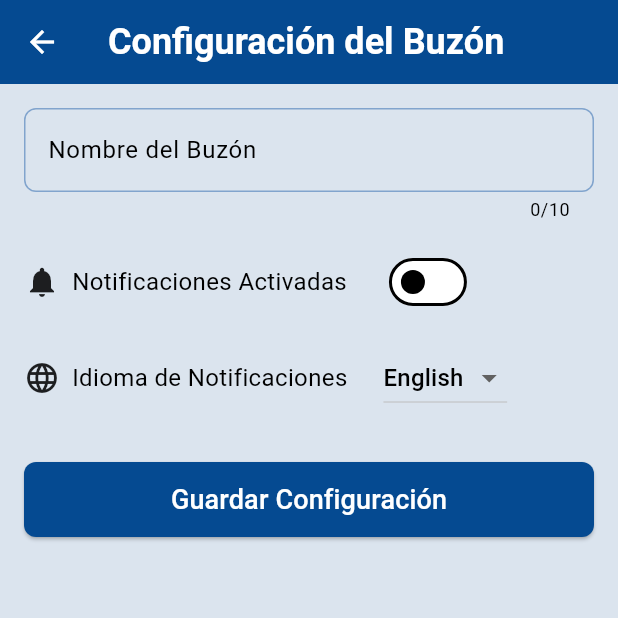
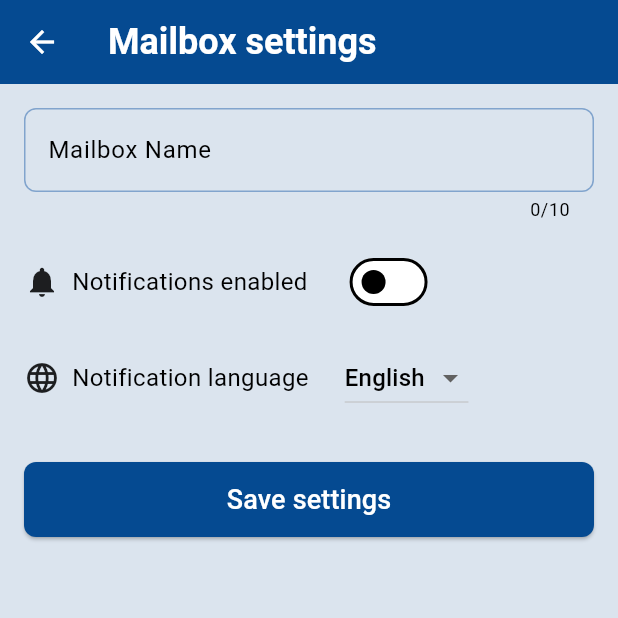
Before and after one commit to danielorviz/IntelligentMailbox, a Flutter app: the MailboxSettingsScreen screen opened directly with empty values, on a phone screen of 412 x 824 dp, the top half of it. Run offline on Flutter 3.47's test engine with Material 3 defaults, Android fonts, the phone set to English and light mode, and no system bars; our stand-ins replace firebase_auth, firebase_core, firebase_database, firebase_messaging, fl_chart, google_sign_in and 2 more; missing offline and left inert: flutter_nfc_kit, wifi_iot, wifi_scan; accounts and stored records are empty.

Commit message:
Internacionalizar pantalla settings

```diff
--- a/intelligent_mailbox_app/lib/l10n/app_en.arb
+++ b/intelligent_mailbox_app/lib/l10n/app_en.arb
@@ -202,5 +202,14 @@
           "type": "String"
         }
     }
-  }
+  },
+
+  "mailboxSettingsTitle": "Mailbox settings",
+  "mailboxNameLabel": "Mailbox Name",
+  "mailboxNameHint": "Please enter a name",
+  "notificationsEnabledLabel": "Notifications enabled",
+  "notificationLanguageLabel": "Notification language",
+  "saveSettingsButton": "Save settings",
+  "settingsSavedSuccess": "Settings saved successfully",
+  "settingsSavedError": "Error saving settings"
 }
--- a/intelligent_mailbox_app/lib/l10n/app_localizations.dart
+++ b/intelligent_mailbox_app/lib/l10n/app_localizations.dart
@@ -1054,6 +1054,54 @@ abstract class AppLocalizations {
   /// In en, this message translates to:
   /// **'{lang, select, es{Spanish} en{English} other{English}}'**
   String language(String lang);
+
+  /// No description provided for @mailboxSettingsTitle.
+  ///
+  /// In en, this message translates to:
+  /// **'Mailbox settings'**
+  String get mailboxSettingsTitle;
+
+  /// No description provided for @mailboxNameLabel.
+  ///
+  /// In en, this message translates to:
+  /// **'Mailbox Name'**
+  String get mailboxNameLabel;
+
+  /// No description provided for @mailboxNameHint.
+  ///
+  /// In en, this message translates to:
+  /// **'Please enter a name'**
+  String get mailboxNameHint;
+
+  /// No description provided for @notificationsEnabledLabel.
+  ///
+  /// In en, this message translates to:
+  /// **'Notifications enabled'**
+  String get notificationsEnabledLabel;
+
+  /// No description provided for @notificationLanguageLabel.
+  ///
+  /// In en, this message translates to:
+  /// **'Notification language'**
+  String get notificationLanguageLabel;
+
+  /// No description provided for @saveSettingsButton.
+  ///
+  /// In en, this message translates to:
+  /// **'Save settings'**
+  String get saveSettingsButton;
+
+  /// No description provided for @settingsSavedSuccess.
+  ///
+  /// In en, this message translates to:
+  /// **'Settings saved successfully'**
+  String get settingsSavedSuccess;
+
+  /// No description provided for @settingsSavedError.
+  ///
+  /// In en, this message translates to:
+  /// **'Error saving settings'**
+  String get settingsSavedError;
 }
 
 class _AppLocalizationsDelegate extends LocalizationsDelegate<AppLocalizations> {
--- a/intelligent_mailbox_app/lib/l10n/app_localizations_en.dart
+++ b/intelligent_mailbox_app/lib/l10n/app_localizations_en.dart
@@ -533,4 +533,28 @@ class AppLocalizationsEn extends AppLocalizations {
     );
     return '$_temp0';
   }
+
+  @override
+  String get mailboxSettingsTitle => 'Mailbox settings';
+
+  @override
+  String get mailboxNameLabel => 'Mailbox Name';
+
+  @override
+  String get mailboxNameHint => 'Please enter a name';
+
+  @override
+  String get notificationsEnabledLabel => 'Notifications enabled';
+
+  @override
+  String get notificationLanguageLabel => 'Notification language';
+
+  @override
+  String get saveSettingsButton => 'Save settings';
+
+  @override
+  String get settingsSavedSuccess => 'Settings saved successfully';
+
+  @override
+  String get settingsSavedError => 'Error saving settings';
 }
--- a/intelligent_mailbox_app/lib/pages/configuration/mailbox_settings.dart
+++ b/intelligent_mailbox_app/lib/pages/configuration/mailbox_settings.dart
@@ -20,10 +20,10 @@ class _MailboxSettingsScreenState extends State<MailboxSettingsScreen> {
   final TextEditingController _nameController = TextEditingController();
   final _formKey = GlobalKey<FormState>();
   bool _notificationsEnabled = false;
+  String _selectedLanguage = Constants.languageDefault;
   final MailboxService mailboxService = MailboxService();
   final NotificationService notificationService = NotificationService();
   String? _mailboxId;
-  String _selectedLanguage = Constants.languageDefault;
 
   @override
   void initState() {
@@ -60,7 +60,7 @@ class _MailboxSettingsScreenState extends State<MailboxSettingsScreen> {
     if (_mailboxId == null) {
       return;
     }
-    if(!_formKey.currentState!.validate()) {
+    if (!_formKey.currentState!.validate()) {
       return;
     }
     final prefs = Provider.of<PreferencesProvider>(context, listen: false);
@@ -76,17 +76,25 @@ class _MailboxSettingsScreenState extends State<MailboxSettingsScreen> {
         _mailboxId!,
         _notificationsEnabled,
       );
-      await mailboxService.saveSettings(_mailboxId!, _nameController.text, _selectedLanguage);
+      await mailboxService.saveSettings(
+        _mailboxId!,
+        _nameController.text,
+        _selectedLanguage,
+      );
       if (mounted) {
         Navigator.pop(context);
         ScaffoldMessenger.of(context).showSnackBar(
-          const SnackBar(content: Text('Configuración guardada exitosamente')),
+          SnackBar(
+            content: Text(AppLocalizations.of(context)!.settingsSavedSuccess),
+          ),
         );
       }
     } catch (error) {
       if (mounted) {
         ScaffoldMessenger.of(context).showSnackBar(
-          SnackBar(content: Text('Error al guardar la configuración')),
+          SnackBar(
+            content: Text(AppLocalizations.of(context)!.settingsSavedError),
+          ),
         );
       }
     }
@@ -95,7 +103,9 @@ class _MailboxSettingsScreenState extends State<MailboxSettingsScreen> {
   @override
   Widget build(BuildContext context) {
     return Scaffold(
-      appBar: AppBar(title: const Text('Configuración del Buzón')),
+      appBar: AppBar(
+        title: Text(AppLocalizations.of(context)!.mailboxSettingsTitle),
+      ),
       body: Padding(
         padding: const EdgeInsets.all(16.0),
         child: SingleChildScrollView(
@@ -106,27 +116,26 @@ class _MailboxSettingsScreenState extends State<MailboxSettingsScreen> {
               children: [
                 TextFormField(
                   controller: _nameController,
-                  decoration: const InputDecoration(
-                    labelText: 'Nombre del Buzón',
-                    border: OutlineInputBorder(),
+                  decoration: InputDecoration(
+                    labelText: AppLocalizations.of(context)!.mailboxNameLabel,
+                    border: const OutlineInputBorder(),
                   ),
                   maxLength: 10,
                   validator:
                       (value) =>
                           value == null || value.isEmpty
-                              ? 'Por favor ingresa un nombre'
+                              ? AppLocalizations.of(context)!.mailboxNameHint
                               : null,
                 ),
                 const SizedBox(height: 16),
-
                 Row(
                   mainAxisAlignment: MainAxisAlignment.start,
                   children: [
                     const Icon(Icons.notifications),
                     const SizedBox(width: 8),
-                    const Text(
-                      'Notificaciones Activadas',
-                      style: TextStyle(fontSize: 16),
+                    Text(
+                      AppLocalizations.of(context)!.notificationsEnabledLabel,
+                      style: const TextStyle(fontSize: 16),
                     ),
                     const SizedBox(width: 24),
                     Switch(
@@ -145,17 +154,22 @@ class _MailboxSettingsScreenState extends State<MailboxSettingsScreen> {
                   children: [
                     const Icon(Icons.language),
                     const SizedBox(width: 8),
-                    const Text(
-                      'Idioma de Notificaciones',
-                      style: TextStyle(fontSize: 16),
+                    Text(
+                      AppLocalizations.of(context)!.notificationLanguageLabel,
+                      style: const TextStyle(fontSize: 16),
                     ),
                     const SizedBox(width: 24),
                     DropdownButton<String>(
                       value: _selectedLanguage,
-                      items: Constants.supportedLanguages.map((language) {
+                      items:
+                          Constants.supportedLanguages.map((language) {
                             return DropdownMenuItem<String>(
                               value: language,
-                              child: Text(AppLocalizations.of(context)!.language(language)),
+                              child: Text(
+                                AppLocalizations.of(
+                                  context,
+                                )!.language(language),
+                              ),
                             );
                           }).toList(),
                       onChanged: (value) {
@@ -167,15 +181,14 @@ class _MailboxSettingsScreenState extends State<MailboxSettingsScreen> {
                   ],
                 ),
                 const SizedBox(height: 32),
-
                 ElevatedButton(
                   onPressed: _saveSettings,
                   style: ElevatedButton.styleFrom(
                     minimumSize: const Size(double.infinity, 50),
                   ),
-                  child: const Text(
-                    'Guardar Configuración',
-                    style: TextStyle(fontSize: 18),
+                  child: Text(
+                    AppLocalizations.of(context)!.saveSettingsButton,
+                    style: const TextStyle(fontSize: 18),
                   ),
                 ),
               ],
```
Also changed, not shown: intelligent_mailbox_app/lib/l10n/app_es.arb (+10 -1 lines), intelligent_mailbox_app/lib/l10n/app_localizations_es.dart (+24 -0 lines), 1 other file.
